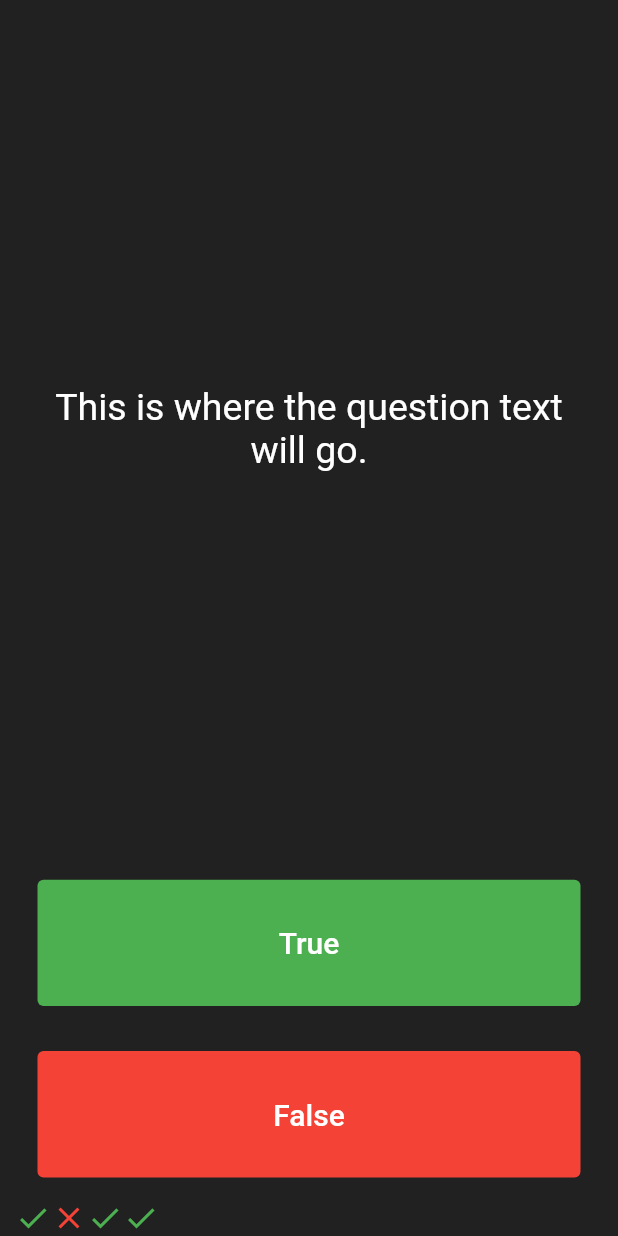
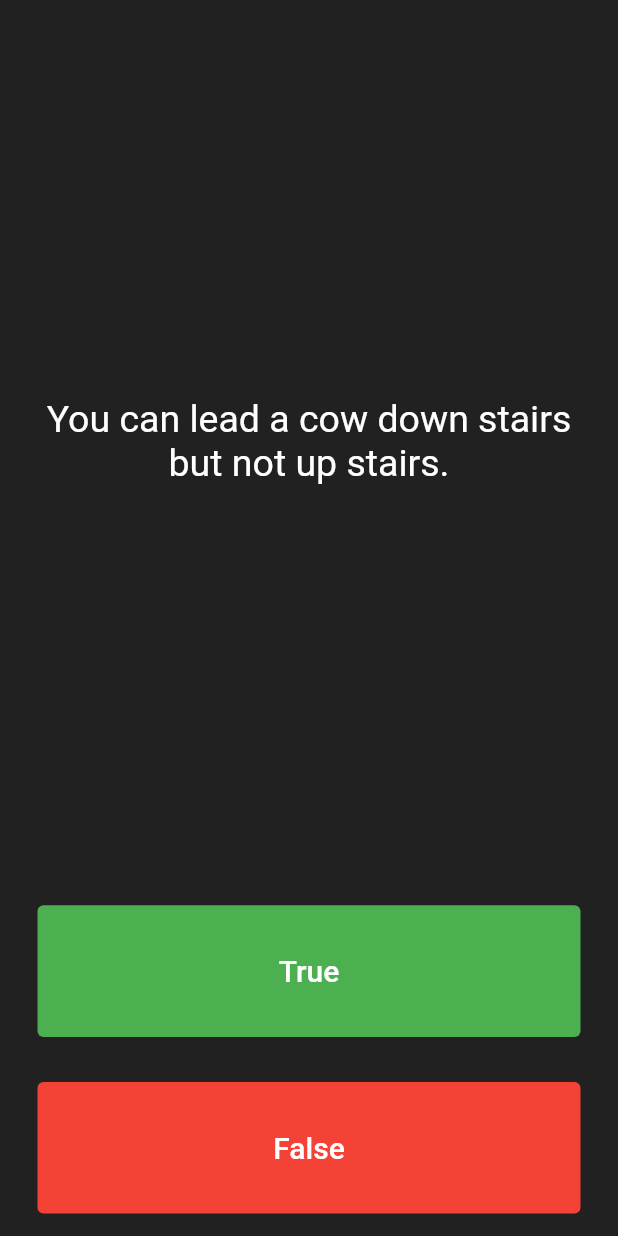
Before and after one commit to Mikelenjilo/Quizzler, a Flutter app: the screen it shows after launch, after a tap on "True", on a phone screen of 412 x 824 dp. Run offline on Flutter 3.47's test engine with Material 2 defaults, Android fonts, the phone set to English and light mode, and no system bars.

Commit message:
adding questions

```diff
--- a/lib/main.dart
+++ b/lib/main.dart
@@ -29,19 +29,12 @@ class QuizPage extends StatefulWidget {
 }
 
 class _QuizPageState extends State<QuizPage> {
-  List<Icon> scoreKeeper = [
-    const Icon(
-      Icons.check,
-      color: Colors.green,
-    ),
-    const Icon(
-      Icons.close,
-      color: Colors.red,
-    ),
-    const Icon(
-      Icons.check,
-      color: Colors.green,
-    ),
+  List<Icon> scoreKeeper = [];
+
+  List<String> questions = [
+    'You can lead a cow down stairs but not up stairs.',
+    'Approximately one quarter of human bones are in feet',
+    'A slug\'s blood is green',
   ];
 
   @override
@@ -50,15 +43,15 @@ class _QuizPageState extends State<QuizPage> {
       mainAxisAlignment: MainAxisAlignment.spaceBetween,
       crossAxisAlignment: CrossAxisAlignment.stretch,
       children: [
-        const Expanded(
+        Expanded(
           flex: 5,
           child: Padding(
-            padding: EdgeInsets.all(10.0),
+            padding: const EdgeInsets.all(10.0),
             child: Center(
               child: Text(
-                'This is where the question text will go.',
+                questions[0],
                 textAlign: TextAlign.center,
-                style: TextStyle(
+                style: const TextStyle(
                   fontSize: 25.0,
                   color: Colors.white,
                 ),
@@ -73,14 +66,7 @@ class _QuizPageState extends State<QuizPage> {
               style: const ButtonStyle(
                 backgroundColor: MaterialStatePropertyAll(Colors.green),
               ),
-              onPressed: () {
-                setState(() {
-                  scoreKeeper.add(const Icon(
-                    Icons.check,
-                    color: Colors.green,
-                  ));
-                });
-              },
+              onPressed: () {},
               child: const Text(
                 'True',
                 style: TextStyle(
```
